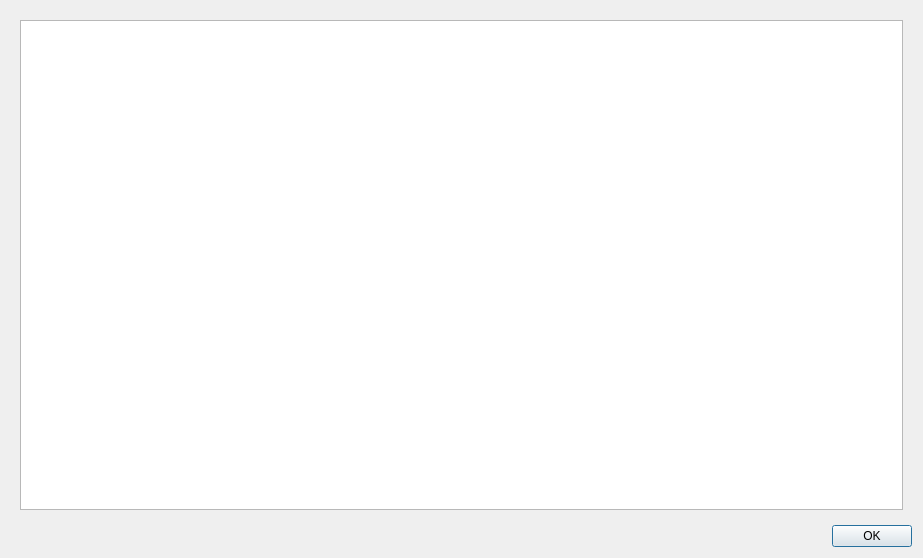
The window that qiperfc/src/dlgrecord.ui (coolshou/qiperf) describes before a commit, drawn with Qt 5.
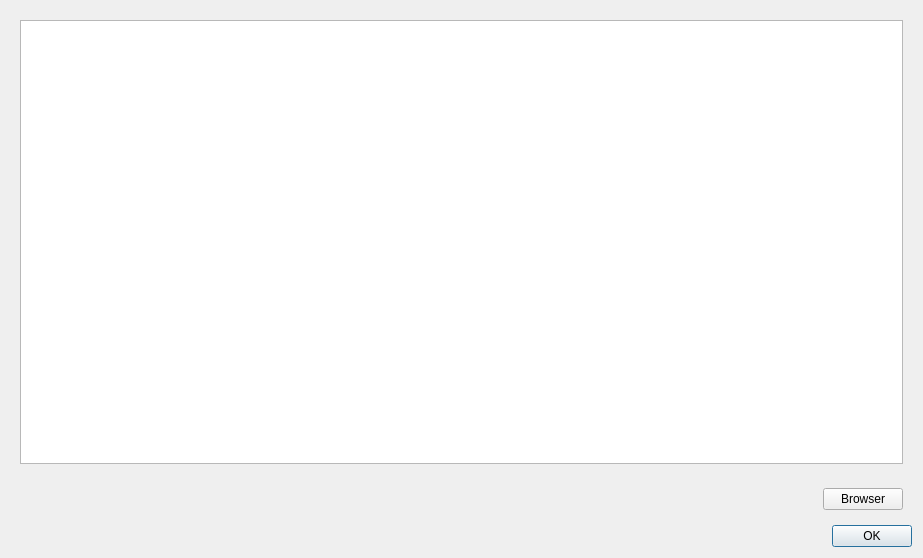
The same window after the commit.

Commit message: add open log folder with system's file manager

```diff
--- a/qiperfc/src/dlgrecord.ui
+++ b/qiperfc/src/dlgrecord.ui
@@ -30,6 +30,35 @@
      </layout>
     </widget>
    </item>
+   <item>
+    <widget class="QWidget" name="widget_2" native="true">
+     <layout class="QHBoxLayout" name="horizontalLayout_2">
+      <item>
+       <spacer name="horizontalSpacer">
+        <property name="orientation">
+         <enum>Qt::Horizontal</enum>
+        </property>
+        <property name="sizeHint" stdset="0">
+         <size>
+          <width>40</width>
+          <height>20</height>
+         </size>
+        </property>
+       </spacer>
+      </item>
+      <item>
+       <widget class="QPushButton" name="pbBrowser">
+        <property name="toolTip">
+         <string>Open log path in file manager</string>
+        </property>
+        <property name="text">
+         <string>Browser</string>
+        </property>
+       </widget>
+      </item>
+     </layout>
+    </widget>
+   </item>
    <item>
     <widget class="QDialogButtonBox" name="buttonBox">
      <property name="orientation">
```
The commit also changes 2 other files.
